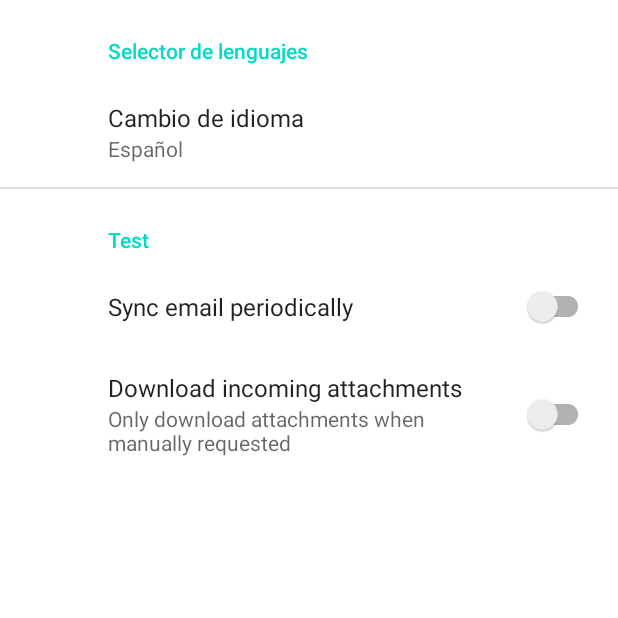
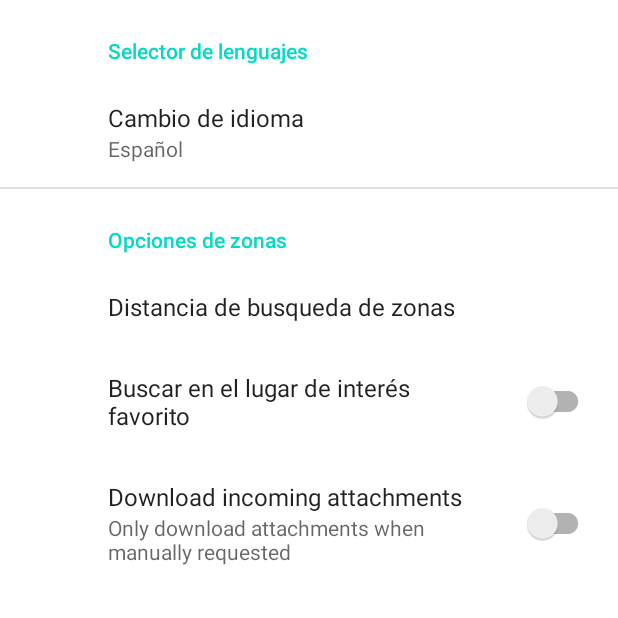
Before and after one commit to inchko/ParkFinder, an Android app: the SettingsActivity screen opened directly, with no data from a screen before it, on a phone screen of 412 x 824 dp, the top half of it. Run offline under Robolectric (Android 15) with nearby library versions, the phone set to English and light mode, and no system bars; our stand-ins replace androidx.preference; libraries missing offline, so code that uses them is left out: com.yariksoffice.lingver; network calls fail.

Commit message:
Added options of selecting search distance and search in a determinated spot

```diff
--- a/app/src/main/java/com/inchko/parkfinder/ui/proflie/ProfileFragment.kt
+++ b/app/src/main/java/com/inchko/parkfinder/ui/proflie/ProfileFragment.kt
@@ -187,7 +187,7 @@ class ProfileFragment : Fragment() {
     private fun signEmail() {
         val intent = Intent(context, SignInEmail::class.java)
         startActivity(intent)
-       // updateUI(Firebase.auth.currentUser!!)
+        // updateUI(Firebase.auth.currentUser!!)
     }
 
 
@@ -305,6 +305,7 @@ class ProfileFragment : Fragment() {
                         PoiAdapter(
                             poi, profileVM,
                             cl,
+                            context,
                         ) { it ->//Listener, add your actions here
                             Log.e("rv", "Zone clicked ${it.id}")
 
--- a/app/src/main/java/com/inchko/parkfinder/ui/proflie/rvPOI/PoiAdapter.kt
+++ b/app/src/main/java/com/inchko/parkfinder/ui/proflie/rvPOI/PoiAdapter.kt
@@ -1,5 +1,6 @@
 package com.inchko.parkfinder.ui.proflie.rvPOI
 
+import android.content.Context
 import android.util.Log
 import android.view.LayoutInflater
 import android.view.ViewGroup
@@ -16,6 +17,7 @@ class PoiAdapter(
     private val POIS: List<POI>,
     private val vm: ProfileViewModel,
     private val loc: LatLng,
+    private val c: Context,
     private val listener: (POI) -> Unit
 ) : RecyclerView.Adapter<PoiHolder>() {
 
@@ -23,7 +25,7 @@ class PoiAdapter(
         val inflater = LayoutInflater.from(parent.context)
         val inflatedView = parent.inflate(R.layout.poi_card, false)
         Log.e("holder", "Holding poi")
-        return PoiHolder(inflater, parent, inflatedView, vm)
+        return PoiHolder(inflater, parent, inflatedView, vm, c)
 
     }
 
--- a/app/src/main/res/values/arrays.xml
+++ b/app/src/main/res/values/arrays.xml
@@ -9,4 +9,24 @@
         <item>es</item>
         <item>en</item>
     </string-array>
+
+    <string-array name="range_entries">
+        <item>1km</item>
+        <item>2km</item>
+        <item>5km</item>
+        <item>10km</item>
+        <item>15km</item>
+        <item>20km</item>
+        <item>Unlimited</item>
+    </string-array>
+
+    <string-array name="range_values">
+        <item>1</item>
+        <item>2</item>
+        <item>5</item>
+        <item>10</item>
+        <item>15</item>
+        <item>20</item>
+        <item>10000</item>
+    </string-array>
 </resources>
--- a/app/src/main/res/values/strings.xml
+++ b/app/src/main/res/values/strings.xml
@@ -86,6 +86,9 @@
     <string name="addres">Dirección del lugar</string>
     <string name="modify">Modificar lugar de interés</string>
     <string name="lanHeader">Selector de lenguajes</string>
+    <string name="rangeHeader">Distancia de busqueda de zonas</string>
+    <string name="search_fzHeader">Buscar en el lugar de interés favorito</string>
+    <string name="map_header">Opciones de zonas</string>
 
 
 </resources>
--- a/app/src/main/res/xml/root_preferences.xml
+++ b/app/src/main/res/xml/root_preferences.xml
@@ -1,4 +1,5 @@
-<PreferenceScreen xmlns:app="http://schemas.android.com/apk/res-auto">
+<PreferenceScreen xmlns:android="http://schemas.android.com/apk/res/android"
+    xmlns:app="http://schemas.android.com/apk/res-auto">
 
     <PreferenceCategory app:title="@string/lanHeader">
 
@@ -13,14 +14,21 @@
 
     </PreferenceCategory>
 
-    <PreferenceCategory app:title="@string/sync_header">
+    <PreferenceCategory app:title="@string/map_header">
+
+        <ListPreference
+            android:defaultValue="1"
+            android:entries="@array/range_entries"
+            android:entryValues="@array/range_values"
+            android:key="range"
+            android:title="@string/rangeHeader" />
 
         <SwitchPreferenceCompat
-            app:key="sync"
-            app:title="@string/sync_title" />
+            app:key="searchFZ"
+            app:title="@string/search_fzHeader" />
 
         <SwitchPreferenceCompat
-            app:dependency="sync"
+            app:dependency="searchFZ"
             app:key="attachment"
             app:summaryOff="@string/attachment_summary_off"
             app:summaryOn="@string/attachment_summary_on"
```
Also changed, not shown: app/src/main/java/com/inchko/parkfinder/MainActivity.kt (+6 -5 lines), app/src/main/java/com/inchko/parkfinder/ui/map/MapFragment.kt (+54 -3 lines), app/src/main/java/com/inchko/parkfinder/ui/map/MapViewModel.kt (+23 -3 lines), app/src/main/java/com/inchko/parkfinder/ui/proflie/rvPOI/PoiHolder.kt (+39 -5 lines), app/src/main/res/layout/poi_card.xml (+13 -4 lines), 1 other file.
